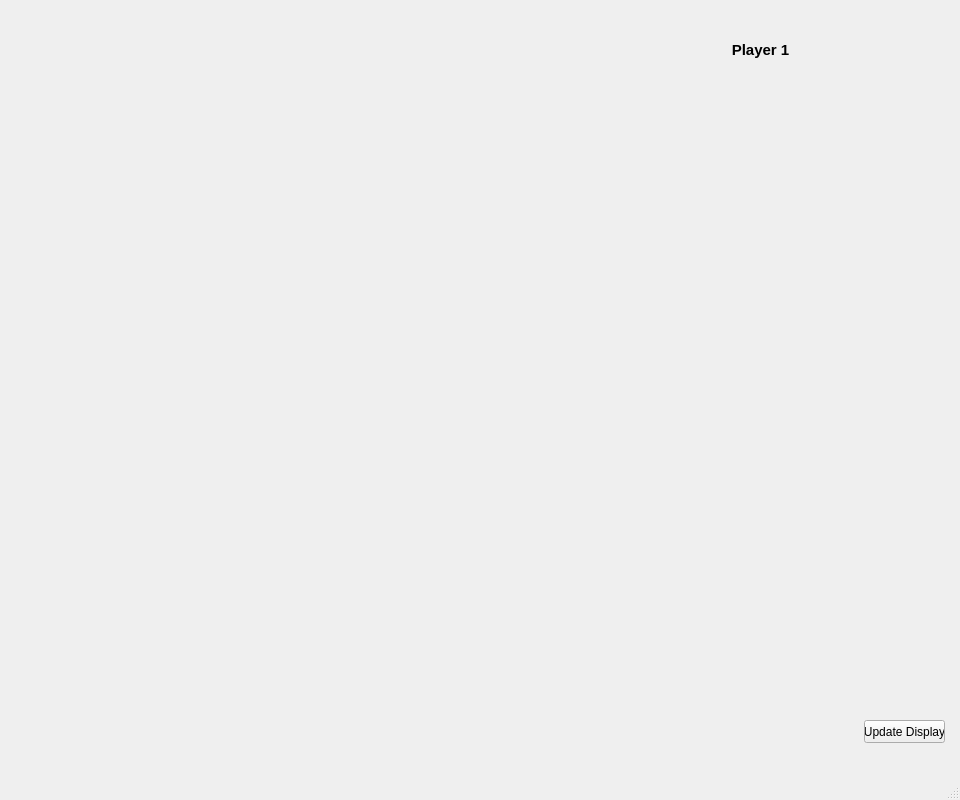
Qt form main_window.ui (ramonrsv/ScrabbleArena) before a commit.
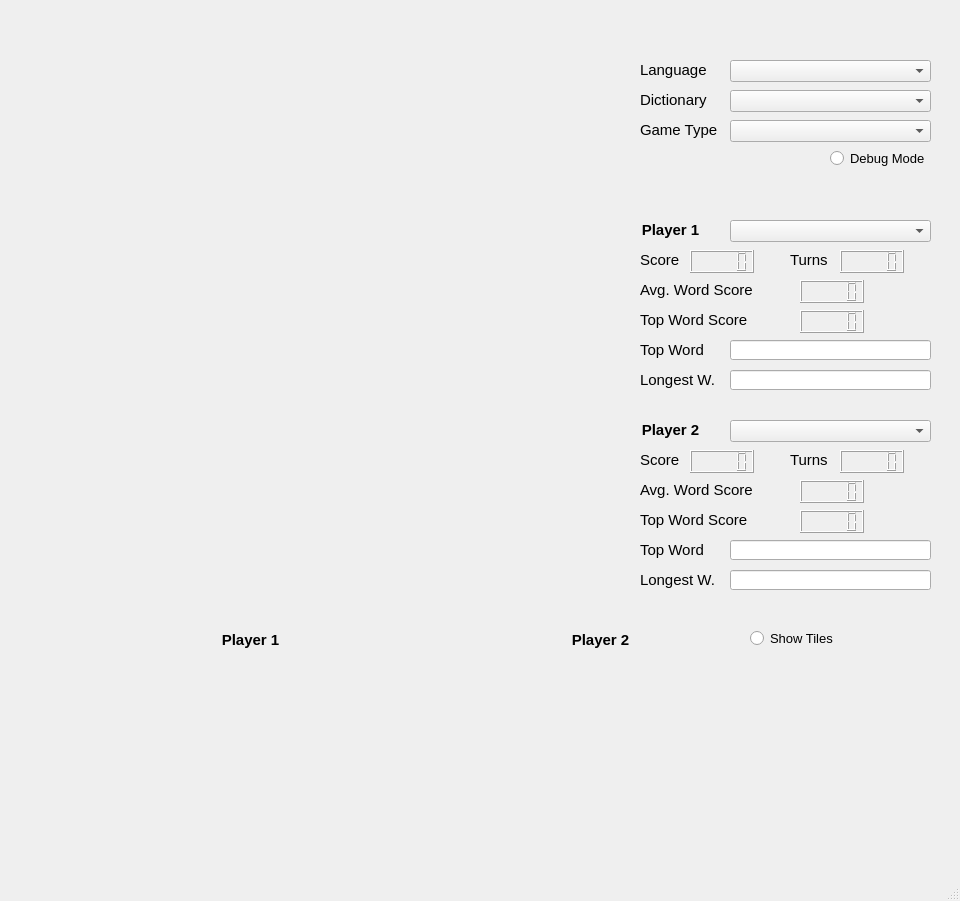
The same form after that commit.

Commit message: Overall UI layout completed - subject to minor changes

```diff
--- a/main_window.ui
+++ b/main_window.ui
@@ -7,7 +7,7 @@
     <x>0</x>
     <y>0</y>
     <width>960</width>
-    <height>800</height>
+    <height>901</height>
    </rect>
   </property>
   <property name="minimumSize">
@@ -42,42 +42,6 @@
      </size>
     </property>
    </widget>
-   <widget class="QLabel" name="player1_label">
-    <property name="geometry">
-     <rect>
-      <x>720</x>
-      <y>40</y>
-      <width>81</width>
-      <height>20</height>
-     </rect>
-    </property>
-    <property name="font">
-     <font>
-      <pointsize>11</pointsize>
-      <weight>75</weight>
-      <bold>true</bold>
-     </font>
-    </property>
-    <property name="text">
-     <string>Player 1</string>
-    </property>
-    <property name="alignment">
-     <set>Qt::AlignCenter</set>
-    </property>
-   </widget>
-   <widget class="QPushButton" name="update_display_button">
-    <property name="geometry">
-     <rect>
-      <x>864</x>
-      <y>720</y>
-      <width>81</width>
-      <height>23</height>
-     </rect>
-    </property>
-    <property name="text">
-     <string>Update Display</string>
-    </property>
-   </widget>
    <widget class="QWidget" name="y_label_widget" native="true">
     <property name="geometry">
      <rect>
@@ -98,6 +62,690 @@
      </rect>
     </property>
    </widget>
+   <widget class="QWidget" name="settings_widget" native="true">
+    <property name="geometry">
+     <rect>
+      <x>620</x>
+      <y>50</y>
+      <width>321</width>
+      <height>131</height>
+     </rect>
+    </property>
+    <widget class="QComboBox" name="language_box">
+     <property name="geometry">
+      <rect>
+       <x>110</x>
+       <y>10</y>
+       <width>201</width>
+       <height>22</height>
+      </rect>
+     </property>
+    </widget>
+    <widget class="QLabel" name="language_label">
+     <property name="geometry">
+      <rect>
+       <x>20</x>
+       <y>10</y>
+       <width>101</width>
+       <height>20</height>
+      </rect>
+     </property>
+     <property name="font">
+      <font>
+       <pointsize>11</pointsize>
+       <weight>50</weight>
+       <italic>false</italic>
+       <bold>false</bold>
+      </font>
+     </property>
+     <property name="text">
+      <string>Language</string>
+     </property>
+    </widget>
+    <widget class="QLabel" name="dictionary_label">
+     <property name="geometry">
+      <rect>
+       <x>20</x>
+       <y>40</y>
+       <width>101</width>
+       <height>20</height>
+      </rect>
+     </property>
+     <property name="font">
+      <font>
+       <pointsize>11</pointsize>
+       <weight>50</weight>
+       <italic>false</italic>
+       <bold>false</bold>
+      </font>
+     </property>
+     <property name="text">
+      <string>Dictionary</string>
+     </property>
+    </widget>
+    <widget class="QComboBox" name="dictionary_box">
+     <property name="geometry">
+      <rect>
+       <x>110</x>
+       <y>40</y>
+       <width>201</width>
+       <height>22</height>
+      </rect>
+     </property>
+    </widget>
+    <widget class="QLabel" name="game_type_label">
+     <property name="geometry">
+      <rect>
+       <x>20</x>
+       <y>70</y>
+       <width>101</width>
+       <height>20</height>
+      </rect>
+     </property>
+     <property name="font">
+      <font>
+       <pointsize>11</pointsize>
+       <weight>50</weight>
+       <italic>false</italic>
+       <bold>false</bold>
+      </font>
+     </property>
+     <property name="text">
+      <string>Game Type</string>
+     </property>
+    </widget>
+    <widget class="QComboBox" name="game_type_box">
+     <property name="geometry">
+      <rect>
+       <x>110</x>
+       <y>70</y>
+       <width>201</width>
+       <height>22</height>
+      </rect>
+     </property>
+    </widget>
+    <widget class="QRadioButton" name="debug_mode_button">
+     <property name="geometry">
+      <rect>
+       <x>210</x>
+       <y>100</y>
+       <width>101</width>
+       <height>17</height>
+      </rect>
+     </property>
+     <property name="font">
+      <font>
+       <pointsize>10</pointsize>
+      </font>
+     </property>
+     <property name="text">
+      <string>Debug Mode</string>
+     </property>
+    </widget>
+   </widget>
+   <widget class="QWidget" name="stats_widget" native="true">
+    <property name="geometry">
+     <rect>
+      <x>620</x>
+      <y>210</y>
+      <width>321</width>
+      <height>391</height>
+     </rect>
+    </property>
+    <widget class="QLabel" name="player1_label">
+     <property name="geometry">
+      <rect>
+       <x>10</x>
+       <y>10</y>
+       <width>81</width>
+       <height>20</height>
+      </rect>
+     </property>
+     <property name="font">
+      <font>
+       <pointsize>11</pointsize>
+       <weight>75</weight>
+       <bold>true</bold>
+      </font>
+     </property>
+     <property name="text">
+      <string>Player 1</string>
+     </property>
+     <property name="alignment">
+      <set>Qt::AlignCenter</set>
+     </property>
+    </widget>
+    <widget class="QLabel" name="player1_label_2">
+     <property name="geometry">
+      <rect>
+       <x>10</x>
+       <y>210</y>
+       <width>81</width>
+       <height>20</height>
+      </rect>
+     </property>
+     <property name="font">
+      <font>
+       <pointsize>11</pointsize>
+       <weight>75</weight>
+       <bold>true</bold>
+      </font>
+     </property>
+     <property name="text">
+      <string>Player 2</string>
+     </property>
+     <property name="alignment">
+      <set>Qt::AlignCenter</set>
+     </property>
+    </widget>
+    <widget class="QComboBox" name="player1_selection_box">
+     <property name="geometry">
+      <rect>
+       <x>110</x>
+       <y>10</y>
+       <width>201</width>
+       <height>22</height>
+      </rect>
+     </property>
+    </widget>
+    <widget class="QComboBox" name="player2_selection_box">
+     <property name="geometry">
+      <rect>
+       <x>110</x>
+       <y>210</y>
+       <width>201</width>
+       <height>22</height>
+      </rect>
+     </property>
+    </widget>
+    <widget class="QLabel" name="game_type_label_2">
+     <property name="geometry">
+      <rect>
+       <x>20</x>
+       <y>40</y>
+       <width>81</width>
+       <height>20</height>
+      </rect>
+     </property>
+     <property name="font">
+      <font>
+       <pointsize>11</pointsize>
+       <weight>50</weight>
+       <italic>false</italic>
+       <bold>false</bold>
+      </font>
+     </property>
+     <property name="text">
+      <string>Score</string>
+     </property>
+    </widget>
+    <widget class="QLCDNumber" name="player1_score_lcd">
+     <property name="geometry">
+      <rect>
+       <x>70</x>
+       <y>40</y>
+       <width>64</width>
+       <height>23</height>
+      </rect>
+     </property>
+    </widget>
+    <widget class="QLabel" name="game_type_label_3">
+     <property name="geometry">
+      <rect>
+       <x>20</x>
+       <y>70</y>
+       <width>121</width>
+       <height>20</height>
+      </rect>
+     </property>
+     <property name="font">
+      <font>
+       <pointsize>11</pointsize>
+       <weight>50</weight>
+       <italic>false</italic>
+       <bold>false</bold>
+      </font>
+     </property>
+     <property name="text">
+      <string>Avg. Word Score</string>
+     </property>
+    </widget>
+    <widget class="QLCDNumber" name="player1_avg_word_score_lcd">
+     <property name="geometry">
+      <rect>
+       <x>180</x>
+       <y>70</y>
+       <width>64</width>
+       <height>23</height>
+      </rect>
+     </property>
+    </widget>
+    <widget class="QLabel" name="game_type_label_4">
+     <property name="geometry">
+      <rect>
+       <x>20</x>
+       <y>130</y>
+       <width>91</width>
+       <height>20</height>
+      </rect>
+     </property>
+     <property name="font">
+      <font>
+       <pointsize>11</pointsize>
+       <weight>50</weight>
+       <italic>false</italic>
+       <bold>false</bold>
+      </font>
+     </property>
+     <property name="text">
+      <string>Top Word</string>
+     </property>
+    </widget>
+    <widget class="QLabel" name="game_type_label_5">
+     <property name="geometry">
+      <rect>
+       <x>20</x>
+       <y>100</y>
+       <width>111</width>
+       <height>20</height>
+      </rect>
+     </property>
+     <property name="font">
+      <font>
+       <pointsize>11</pointsize>
+       <weight>50</weight>
+       <italic>false</italic>
+       <bold>false</bold>
+      </font>
+     </property>
+     <property name="text">
+      <string>Top Word Score</string>
+     </property>
+    </widget>
+    <widget class="QLCDNumber" name="player1_top_word_score_lcd">
+     <property name="geometry">
+      <rect>
+       <x>180</x>
+       <y>100</y>
+       <width>64</width>
+       <height>23</height>
+      </rect>
+     </property>
+    </widget>
+    <widget class="QLineEdit" name="player1_top_word_line">
+     <property name="geometry">
+      <rect>
+       <x>110</x>
+       <y>130</y>
+       <width>201</width>
+       <height>20</height>
+      </rect>
+     </property>
+     <property name="readOnly">
+      <bool>true</bool>
+     </property>
+    </widget>
+    <widget class="QLabel" name="game_type_label_6">
+     <property name="geometry">
+      <rect>
+       <x>170</x>
+       <y>40</y>
+       <width>81</width>
+       <height>20</height>
+      </rect>
+     </property>
+     <property name="font">
+      <font>
+       <pointsize>11</pointsize>
+       <weight>50</weight>
+       <italic>false</italic>
+       <bold>false</bold>
+      </font>
+     </property>
+     <property name="text">
+      <string>Turns</string>
+     </property>
+    </widget>
+    <widget class="QLCDNumber" name="player1_turns_lcd">
+     <property name="geometry">
+      <rect>
+       <x>220</x>
+       <y>40</y>
+       <width>64</width>
+       <height>23</height>
+      </rect>
+     </property>
+    </widget>
+    <widget class="QLineEdit" name="player2_longest_word_line">
+     <property name="geometry">
+      <rect>
+       <x>110</x>
+       <y>160</y>
+       <width>201</width>
+       <height>20</height>
+      </rect>
+     </property>
+     <property name="text">
+      <string/>
+     </property>
+     <property name="readOnly">
+      <bool>true</bool>
+     </property>
+    </widget>
+    <widget class="QLabel" name="game_type_label_7">
+     <property name="geometry">
+      <rect>
+       <x>20</x>
+       <y>160</y>
+       <width>91</width>
+       <height>20</height>
+      </rect>
+     </property>
+     <property name="font">
+      <font>
+       <pointsize>11</pointsize>
+       <weight>50</weight>
+       <italic>false</italic>
+       <bold>false</bold>
+      </font>
+     </property>
+     <property name="text">
+      <string>Longest W.</string>
+     </property>
+    </widget>
+    <widget class="QLCDNumber" name="player2_turns_lcd">
+     <property name="geometry">
+      <rect>
+       <x>220</x>
+       <y>240</y>
+       <width>64</width>
+       <height>23</height>
+      </rect>
+     </property>
+    </widget>
+    <widget class="QLCDNumber" name="player2_avg_word_score_lcd">
+     <property name="geometry">
+      <rect>
+       <x>180</x>
+       <y>270</y>
+       <width>64</width>
+       <height>23</height>
+      </rect>
+     </property>
+    </widget>
+    <widget class="QLabel" name="game_type_label_8">
+     <property name="geometry">
+      <rect>
+       <x>20</x>
+       <y>270</y>
+       <width>121</width>
+       <height>20</height>
+      </rect>
+     </property>
+     <property name="font">
+      <font>
+       <pointsize>11</pointsize>
+       <weight>50</weight>
+       <italic>false</italic>
+       <bold>false</bold>
+      </font>
+     </property>
+     <property name="text">
+      <string>Avg. Word Score</string>
+     </property>
+    </widget>
+    <widget class="QLabel" name="game_type_label_9">
+     <property name="geometry">
+      <rect>
+       <x>20</x>
+       <y>300</y>
+       <width>111</width>
+       <height>20</height>
+      </rect>
+     </property>
+     <property name="font">
+      <font>
+       <pointsize>11</pointsize>
+       <weight>50</weight>
+       <italic>false</italic>
+       <bold>false</bold>
+      </font>
+     </property>
+     <property name="text">
+      <string>Top Word Score</string>
+     </property>
+    </widget>
+    <widget class="QLCDNumber" name="player2_top_word_score_lcd">
+     <property name="geometry">
+      <rect>
+       <x>180</x>
+       <y>300</y>
+       <width>64</width>
+       <height>23</height>
+      </rect>
+     </property>
+    </widget>
+    <widget class="QLineEdit" name="player2_top_word_line">
+     <property name="geometry">
+      <rect>
+       <x>110</x>
+       <y>330</y>
+       <width>201</width>
+       <height>20</height>
+      </rect>
+     </property>
+     <property name="text">
+      <string/>
+     </property>
+     <property name="readOnly">
+      <bool>true</bool>
+     </property>
+    </widget>
+    <widget class="QLabel" name="game_type_label_10">
+     <property name="geometry">
+      <rect>
+       <x>20</x>
+       <y>240</y>
+       <width>81</width>
+       <height>20</height>
+      </rect>
+     </property>
+     <property name="font">
+      <font>
+       <pointsize>11</pointsize>
+       <weight>50</weight>
+       <italic>false</italic>
+       <bold>false</bold>
+      </font>
+     </property>
+     <property name="text">
+      <string>Score</string>
+     </property>
+    </widget>
+    <widget class="QLabel" name="game_type_label_11">
+     <property name="geometry">
+      <rect>
+       <x>170</x>
+       <y>240</y>
+       <width>81</width>
+       <height>20</height>
+      </rect>
+     </property>
+     <property name="font">
+      <font>
+       <pointsize>11</pointsize>
+       <weight>50</weight>
+       <italic>false</italic>
+       <bold>false</bold>
+      </font>
+     </property>
+     <property name="text">
+      <string>Turns</string>
+     </property>
+    </widget>
+    <widget class="QLabel" name="game_type_label_12">
+     <property name="geometry">
+      <rect>
+       <x>20</x>
+       <y>330</y>
+       <width>91</width>
+       <height>20</height>
+      </rect>
+     </property>
+     <property name="font">
+      <font>
+       <pointsize>11</pointsize>
+       <weight>50</weight>
+       <italic>false</italic>
+       <bold>false</bold>
+      </font>
+     </property>
+     <property name="text">
+      <string>Top Word</string>
+     </property>
+    </widget>
+    <widget class="QLabel" name="game_type_label_13">
+     <property name="geometry">
+      <rect>
+       <x>20</x>
+       <y>360</y>
+       <width>91</width>
+       <height>20</height>
+      </rect>
+     </property>
+     <property name="font">
+      <font>
+       <pointsize>11</pointsize>
+       <weight>50</weight>
+       <italic>false</italic>
+       <bold>false</bold>
+      </font>
+     </property>
+     <property name="text">
+      <string>Longest W.</string>
+     </property>
+    </widget>
+    <widget class="QLCDNumber" name="player2_score_lcd">
+     <property name="geometry">
+      <rect>
+       <x>70</x>
+       <y>240</y>
+       <width>64</width>
+       <height>23</height>
+      </rect>
+     </property>
+    </widget>
+    <widget class="QLineEdit" name="player2_longest_word_line_2">
+     <property name="geometry">
+      <rect>
+       <x>110</x>
+       <y>360</y>
+       <width>201</width>
+       <height>20</height>
+      </rect>
+     </property>
+     <property name="text">
+      <string/>
+     </property>
+     <property name="readOnly">
+      <bool>true</bool>
+     </property>
+    </widget>
+   </widget>
+   <widget class="QWidget" name="player_area_widget" native="true">
+    <property name="geometry">
+     <rect>
+      <x>20</x>
+      <y>620</y>
+      <width>921</width>
+      <height>231</height>
+     </rect>
+    </property>
+    <widget class="QLabel" name="player1_label_pa">
+     <property name="geometry">
+      <rect>
+       <x>190</x>
+       <y>10</y>
+       <width>81</width>
+       <height>20</height>
+      </rect>
+     </property>
+     <property name="font">
+      <font>
+       <pointsize>11</pointsize>
+       <weight>75</weight>
+       <bold>true</bold>
+      </font>
+     </property>
+     <property name="text">
+      <string>Player 1</string>
+     </property>
+     <property name="alignment">
+      <set>Qt::AlignCenter</set>
+     </property>
+    </widget>
+    <widget class="QLabel" name="player2_label_pq">
+     <property name="geometry">
+      <rect>
+       <x>540</x>
+       <y>10</y>
+       <width>81</width>
+       <height>20</height>
+      </rect>
+     </property>
+     <property name="font">
+      <font>
+       <pointsize>11</pointsize>
+       <weight>75</weight>
+       <bold>true</bold>
+      </font>
+     </property>
+     <property name="text">
+      <string>Player 2</string>
+     </property>
+     <property name="alignment">
+      <set>Qt::AlignCenter</set>
+     </property>
+    </widget>
+    <widget class="QRadioButton" name="player2_show_tiles_button">
+     <property name="geometry">
+      <rect>
+       <x>730</x>
+       <y>10</y>
+       <width>101</width>
+       <height>17</height>
+      </rect>
+     </property>
+     <property name="font">
+      <font>
+       <pointsize>10</pointsize>
+      </font>
+     </property>
+     <property name="text">
+      <string>Show Tiles</string>
+     </property>
+    </widget>
+    <widget class="QWidget" name="player1_tiles" native="true">
+     <property name="geometry">
+      <rect>
+       <x>40</x>
+       <y>40</y>
+       <width>382</width>
+       <height>39</height>
+      </rect>
+     </property>
+    </widget>
+    <widget class="QWidget" name="player2_tiles" native="true">
+     <property name="geometry">
+      <rect>
+       <x>500</x>
+       <y>40</y>
+       <width>382</width>
+       <height>39</height>
+      </rect>
+     </property>
+    </widget>
+   </widget>
   </widget>
   <widget class="QMenuBar" name="menubar">
    <property name="geometry">
```
The commit also changes 1 other file.
